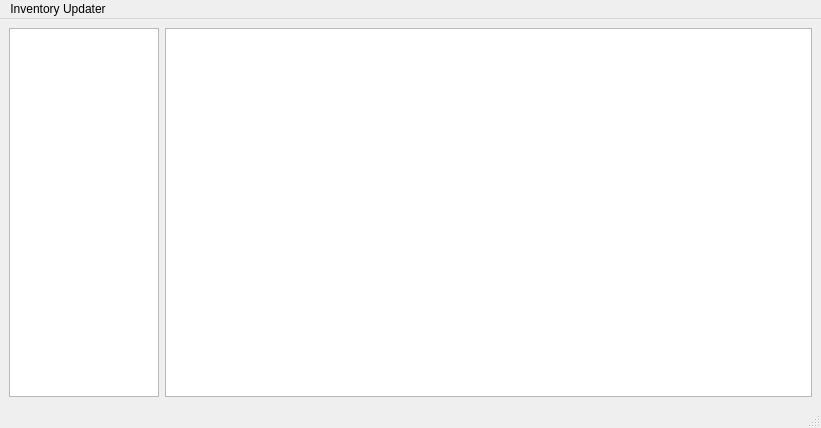
aperriz/InventoryUpdater, file mainwindow.ui: the form before one commit.
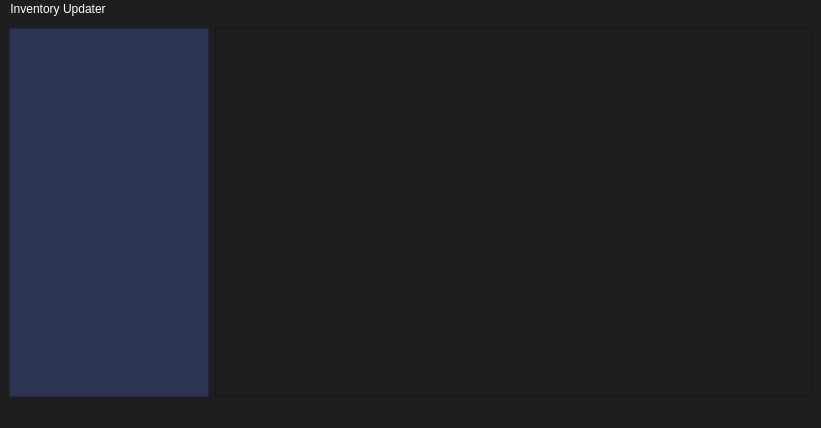
The form after the commit.

Commit message: Table Changes and style

What changed in the file:
```diff
--- a/mainwindow.ui
+++ b/mainwindow.ui
@@ -13,6 +13,19 @@
   <property name="windowTitle">
    <string>MainWindow</string>
   </property>
+  <property name="styleSheet">
+   <string notr="true">*{
+	background-color:#1e1e1e;
+	color:white;
+}
+QTableWidget#cardTableWidget{
+	background-color:#2c3454; 
+	alternate-background-color:#353836;
+}
+QHeaderView::section{
+	background-color:#353836;
+}</string>
+  </property>
   <widget class="QWidget" name="centralwidget">
    <layout class="QGridLayout" name="gridLayout">
     <item row="0" column="1">
@@ -22,10 +35,22 @@
      <widget class="QTableWidget" name="cardTableWidget">
       <property name="maximumSize">
        <size>
-        <width>150</width>
+        <width>200</width>
         <height>16777215</height>
        </size>
       </property>
+      <property name="alternatingRowColors">
+       <bool>true</bool>
+      </property>
+      <attribute name="horizontalHeaderHighlightSections">
+       <bool>false</bool>
+      </attribute>
+      <attribute name="verticalHeaderVisible">
+       <bool>false</bool>
+      </attribute>
+      <attribute name="verticalHeaderHighlightSections">
+       <bool>false</bool>
+      </attribute>
      </widget>
     </item>
    </layout>
@@ -36,7 +61,7 @@
      <x>0</x>
      <y>0</y>
      <width>821</width>
-     <height>25</height>
+     <height>21</height>
     </rect>
    </property>
    <widget class="QMenu" name="menuInventory_Updator">
```
The commit also changes 3 other files.
